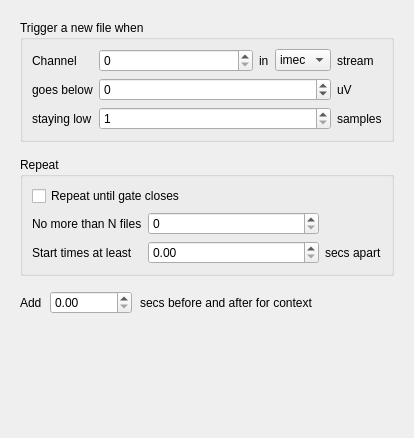
Qt form Forms/TrigSpikePanel.ui (billkarsh/SpikeGLX) before a commit.
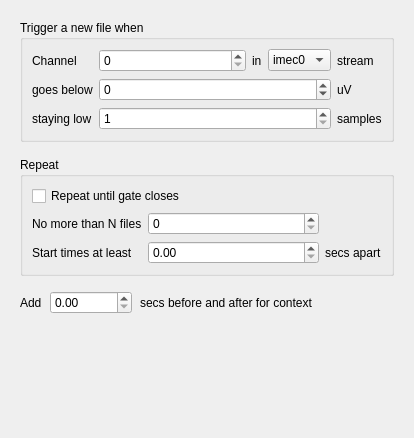
The same form after that commit.

Commit message: Hardcode GUI stream CBs to "imec0" (for now)

Diff of the .ui file:
```diff
--- a/Forms/TrigSpikePanel.ui
+++ b/Forms/TrigSpikePanel.ui
@@ -155,7 +155,7 @@
         </property>
         <item>
          <property name="text">
-          <string>imec</string>
+          <string>imec0</string>
          </property>
         </item>
         <item>
```
The commit also changes 4 other files.
